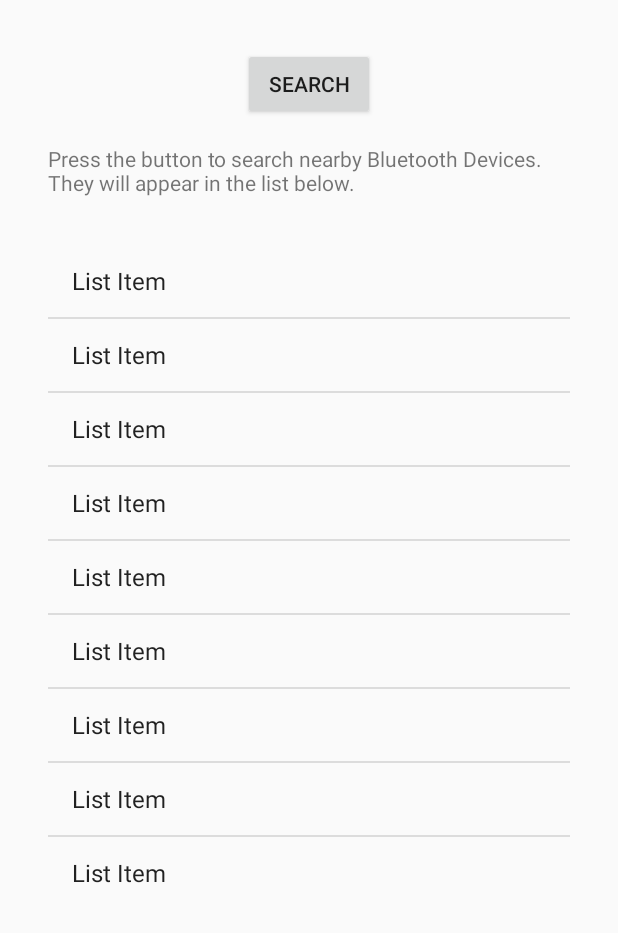
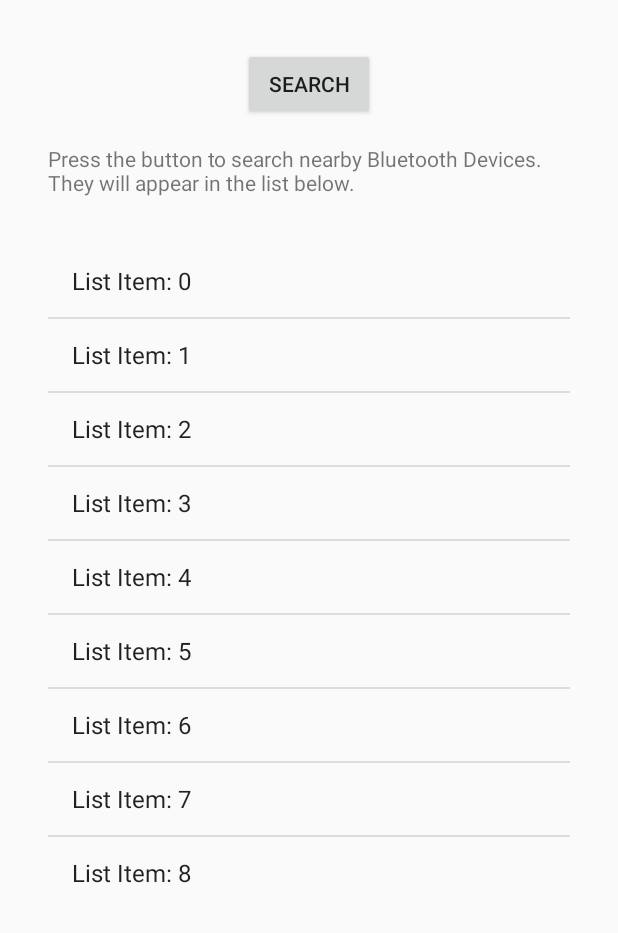
Before and after one commit to programCounter/Aesir-Android, an Android app: the screen it shows after launch (MainActivity), on a phone screen of 412 x 824 dp, the part 303-1236 px from its top. Run offline under Robolectric (Android 15) with nearby library versions, the phone set to English and light mode, and no system bars.

Commit message:
List Numbers and Button Function
-List shows number of items
-Button shows OS toast on click

```diff
--- a/app/build.gradle
+++ b/app/build.gradle
@@ -9,7 +9,7 @@ android {
     buildToolsVersion "29.0.0"
     defaultConfig {
         applicationId "com.example.aesir"
-        minSdkVersion 15
+        minSdkVersion 18
         targetSdkVersion 29
         versionCode 1
         versionName "1.0"
--- a/app/src/main/java/com/example/aesir/MainActivity.kt
+++ b/app/src/main/java/com/example/aesir/MainActivity.kt
@@ -1,31 +1,94 @@
 package com.example.aesir
 
+import android.app.Activity
+import android.bluetooth.BluetoothAdapter
+import android.bluetooth.BluetoothManager
+import android.content.Context
+import android.content.Intent
 import androidx.appcompat.app.AppCompatActivity
 import android.os.Bundle
-import android.widget.ArrayAdapter
-import android.widget.ListView
+import android.widget.*
 
 class MainActivity : AppCompatActivity() {
+
+    //Global Variables
+    private val requestEnableBt: Int = 0
+    var mScanning: Boolean = false
 
     override fun onCreate(savedInstanceState: Bundle?) {
         super.onCreate(savedInstanceState)
         setContentView(R.layout.activity_main)
 
         //Find and reference items in Activity
-        val listView = findViewById<ListView>(R.id.device_list)
+        val searchButton = findViewById<Button>(R.id.search)
+        val deviceList: ListView = findViewById<ExpandableListView>(R.id.device_list)
 
-        //Initilize Variables
+        //Init Local Variables
         val arraySize = 100
         val listItems = arrayOfNulls<String>(arraySize)
 
-        //Fill Array
-        for(i in 0 until arraySize){
-            listItems[i] = "List Item"
+        //Run Setup Functions and Logic for MainActivity
+        val adapterBt: BluetoothAdapter? = setUpBluetooth() //Only checks when app is first enabled... problem?
+
+        searchButton.setOnClickListener{
+            //Re-Direct the search button to the following function:
+            findBluetoothDevices()
         }
 
+        //Old Array Code:
+        for(i in 0 until arraySize){
+            listItems[i] = "List Item: $i"
+        }
         //Create and set simple adapter for listView
         val adapter = ArrayAdapter(this, android.R.layout.simple_list_item_1, listItems)
-        listView.adapter = adapter
+        deviceList.adapter = adapter
 
     }
+
+
+    override fun onActivityResult(requestCode: Int, resultCode: Int, data: Intent?) {
+        //Check which activity we are returning from.
+        if(requestCode == requestEnableBt){
+            //Was Bluetooth turned on? Display result to user.
+            if(resultCode == Activity.RESULT_OK){
+                showToast("Bluetooth Enabled!")
+            }
+            else{
+                showToast("Bluetooth NOT Enabled!")
+            }
+        }
+    }
+
+
+    private fun showToast(text: String){
+        //Shows message through system.
+        val toast = Toast.makeText(applicationContext, text, Toast.LENGTH_SHORT)
+        toast.show()
+    }
+
+
+    fun setUpBluetooth(): BluetoothAdapter? {
+        //Get the Bluetooth Adapter
+        val bluetoothAdapter: BluetoothAdapter? by lazy(LazyThreadSafetyMode.NONE) {
+            val bluetoothManager = getSystemService(Context.BLUETOOTH_SERVICE) as BluetoothManager
+            bluetoothManager.adapter
+        }
+
+        //Enable Bluetooth
+        //If Bluetooth is available on the device but not enabled,
+        //a dialog will open for the user to enable Bluetooth
+        bluetoothAdapter?.takeIf { !it.isEnabled }?.apply {
+            val enableBtIntent = Intent(BluetoothAdapter.ACTION_REQUEST_ENABLE)
+            startActivityForResult(enableBtIntent, requestEnableBt)
+        }
+
+        return bluetoothAdapter
+
+    }
+
+
+    fun findBluetoothDevices(){
+        //Scan for devices (limited to kitkat or above, need older API for lower)
+        showToast("Searching for Bluetooth LE Devices...")
+    }
 }
--- a/app/src/main/res/values/strings.xml
+++ b/app/src/main/res/values/strings.xml
@@ -7,4 +7,7 @@
     <string name="search_list_description">Press the button to search nearby Bluetooth Devices.
     They will appear in the list below.</string>
     <string name="image_description_string">Placeholder</string>
+
+    <!-- Strings for DeviceScanActivity -->
+    <string name="unknown_device">Unknown Device</string>
 </resources>
```
Also changed, not shown: app/src/main/AndroidManifest.xml (+9 -0 lines).
